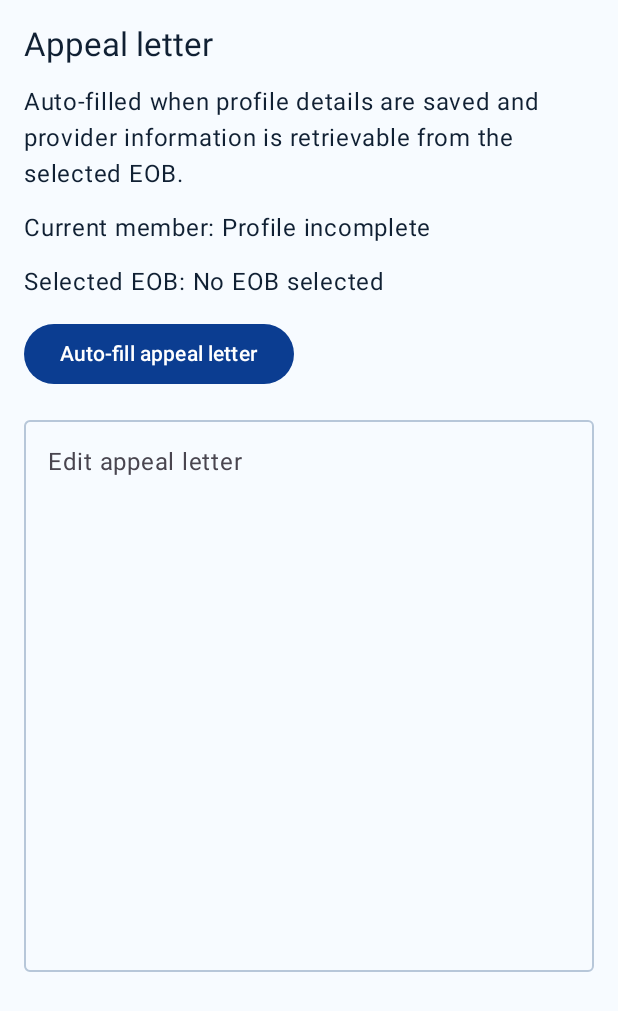
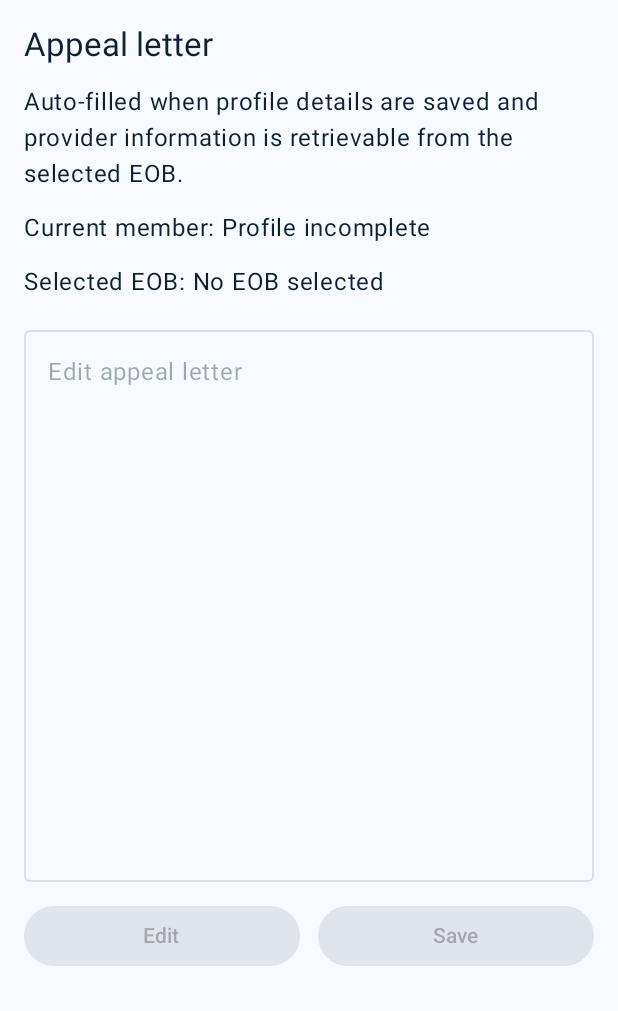
Before and after one commit to ljduhart/EOBme, an Android app built with Jetpack Compose: the composable AppealScreen called with empty values, on a phone screen of 412 x 824 dp. Shown: the top 1011 px of the screen. Run offline under Robolectric (Android 15) with nearby library versions, the phone set to English and light mode, and no system bars; our stand-ins replace Firebase (no records; nobody signed in at launch, a user with empty details on screens opened directly).

Commit message:
Add flagged-claim toggles and appeal edit/save flow (PR #62)
- FlaggedClaimPreview + outside-the-box FilterChips on AppealGeneratorCard
- EobViewModel.selectFlaggedClaim() selects claim, regenerates letter, navigates to Appeal
- AppealScreen: read-only letter until Edit; Edit and Save buttons replace auto-fill
- appealLetterEditingEnabled state in EobViewModel as source of truth
- i18n strings, manifest comment, and architecture tests

Co-authored-by: ljduhart <ljduhart@users.noreply.github.com>

```diff
--- a/app/src/main/AndroidManifest.xml
+++ b/app/src/main/AndroidManifest.xml
@@ -11,8 +11,8 @@
     <uses-permission android:name="android.permission.POST_NOTIFICATIONS" />
     <!-- BILLING — Play Billing Client -->
     <uses-permission android:name="com.android.vending.BILLING" />
-    <!-- Hub: Appeal Generator shield card + Provider Directory assurance badges via EobViewModel.
-         Onboarding (Splash → Language → Intro) unchanged; no extra permissions. -->
+    <!-- Hub: Appeal Generator flagged-claim toggles + edit/save appeal flow, Provider Directory
+         assurance badges via EobViewModel. Onboarding (Splash → Language → Intro) unchanged. -->
     <uses-feature
         android:name="android.hardware.camera"
         android:required="false" />
--- a/app/src/main/java/app/eob/me/data/EobStrings.kt
+++ b/app/src/main/java/app/eob/me/data/EobStrings.kt
@@ -180,6 +180,11 @@ object EobStrings {
         "appealGeneratorDisputeSummary" to "Tap to draft appeals for %d flagged claim(s).",
         "appealGeneratorAllClear" to "No pending disputable claims detected.",
         "appealGeneratorTapToOpen" to "Tap to open appeal letter",
+        "appealGeneratorFlaggedClaims" to "Flagged claims",
+        "appealGeneratorFlaggedClaimChip" to "%1\$s • %2\$s",
+        "appealGeneratorSelectClaimHint" to "Select a flagged claim above to open a filled appeal draft.",
+        "appealEditLetter" to "Edit",
+        "appealSaveLetter" to "Save",
         "providerDirectoryTitle" to "Provider Directory",
         "providerDirectorySubtitle" to "Network assurance badges help identify in-network and out-of-network clinicians.",
         "providerDirectoryEmpty" to "Providers will appear here after EOBs are scanned.",
--- a/app/src/main/java/app/eob/me/ui/screens/HomeScreen.kt
+++ b/app/src/main/java/app/eob/me/ui/screens/HomeScreen.kt
@@ -27,7 +27,7 @@ fun HomeScreen(
     uploadNotice: String,
     appealGeneratorSnapshot: AppealGeneratorSnapshot,
     providers: List<ProviderSummary>,
-    onOpenAppeal: () -> Unit,
+    onFlaggedClaimSelected: (Int) -> Unit,
     onAddAppointment: (String, String, String, String) -> Unit,
     onRemoveAppointment: (DoctorAppointment) -> Unit
 ) {
@@ -41,7 +41,7 @@ fun HomeScreen(
             AppealGeneratorCard(
                 language = language,
                 snapshot = appealGeneratorSnapshot,
-                onOpenAppeal = onOpenAppeal
+                onFlaggedClaimSelected = onFlaggedClaimSelected
             )
         }
         item { ProviderDirectoryCard(language = language, providers = providers) }
--- a/app/src/main/java/app/eob/me/ui/screens/MainScreens.kt
+++ b/app/src/main/java/app/eob/me/ui/screens/MainScreens.kt
@@ -196,7 +196,9 @@ fun AppealScreen(
     profile: UserProfile,
     selectedRecord: EobRecord?,
     letter: String,
-    onRegenerate: () -> Unit,
+    isEditing: Boolean,
+    onEdit: () -> Unit,
+    onSave: () -> Unit,
     onLetterChanged: (String) -> Unit
 ) {
     Column(
@@ -210,14 +212,38 @@ fun AppealScreen(
         Text(EobStrings.t(language, "appealHelp"))
         Text("${EobStrings.t(language, "currentMember")}: ${profile.fullName.ifBlank { EobStrings.t(language, "profileIncomplete") }}")
         Text("${EobStrings.t(language, "selectedEob")}: ${selectedRecord?.providerName ?: EobStrings.t(language, "noEobSelected")}")
-        Button(onClick = onRegenerate) { Text(EobStrings.t(language, "autoFillAppeal")) }
+        selectedRecord?.let { record ->
+            Text("${EobStrings.t(language, "dateOfService")}: ${record.serviceDate}")
+            Text("${EobStrings.t(language, "eobBilledAmount")}: ${record.totalBilledAmount.asCurrency()}")
+        }
         OutlinedTextField(
             value = letter,
             onValueChange = onLetterChanged,
             modifier = Modifier.fillMaxWidth(),
             minLines = 14,
+            readOnly = !isEditing,
+            enabled = isEditing,
             label = { Text(EobStrings.t(language, "editAppealLetter")) }
         )
+        Row(
+            modifier = Modifier.fillMaxWidth(),
+            horizontalArrangement = Arrangement.spacedBy(12.dp)
+        ) {
+            Button(
+                onClick = onEdit,
+                enabled = !isEditing && selectedRecord != null,
+                modifier = Modifier.weight(1f)
+            ) {
+                Text(EobStrings.t(language, "appealEditLetter"))
+            }
+            Button(
+                onClick = onSave,
+                enabled = isEditing,
+                modifier = Modifier.weight(1f)
+            ) {
+                Text(EobStrings.t(language, "appealSaveLetter"))
+            }
+        }
     }
 }
 
```
Also changed, not shown: app/src/main/java/app/eob/me/app/EobViewModel.kt (+26 -1 lines), app/src/main/java/app/eob/me/data/EobAnalyzer.kt (+20 -2 lines), app/src/main/java/app/eob/me/data/EobModels.kt (+10 -1 lines), app/src/main/java/app/eob/me/navigation/EobNavHost.kt (+19 -5 lines), app/src/main/java/app/eob/me/ui/components/AppealGeneratorCard.kt (+46 -10 lines), 1 other file.
